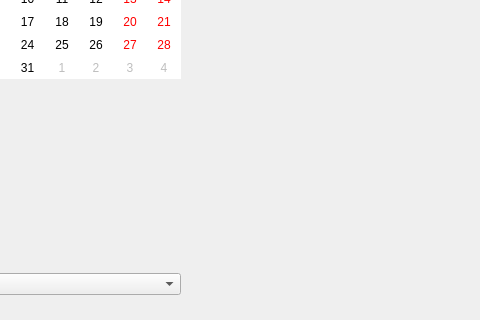
Qt form mainwindow.ui (RDRR7/Examen2) before a commit; both pictures show x 117 to 597 and y 126 to 446 of the 678 by 446 pixel window.
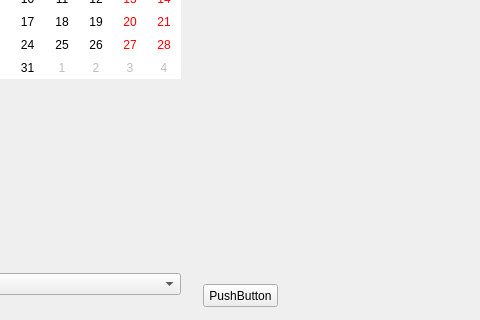
The same form after that commit. Custom widgets are drawn as their Qt base class.

Commit message: abrir youtube

Patch:
```diff
--- a/mainwindow.ui
+++ b/mainwindow.ui
@@ -14,7 +14,7 @@
    <string>MainWindow</string>
   </property>
   <widget class="QWidget" name="centralWidget">
-   <widget class="QWidget" name="">
+   <widget class="QWidget" name="layoutWidget">
     <property name="geometry">
      <rect>
       <x>11</x>
@@ -137,10 +137,19 @@
      </item>
     </layout>
    </widget>
-   <zorder>calendarWidget</zorder>
-   <zorder>stackedWidget</zorder>
-   <zorder>comboBox</zorder>
-   <zorder>comboBox</zorder>
+   <widget class="QPushButton" name="btn_youtube">
+    <property name="geometry">
+     <rect>
+      <x>320</x>
+      <y>410</y>
+      <width>75</width>
+      <height>23</height>
+     </rect>
+    </property>
+    <property name="text">
+     <string>PushButton</string>
+    </property>
+   </widget>
   </widget>
  </widget>
  <layoutdefault spacing="6" margin="11"/>
```
Left out of the diff: 2 changed lines with no effect on the pictures. The commit also changes 5 other files.
